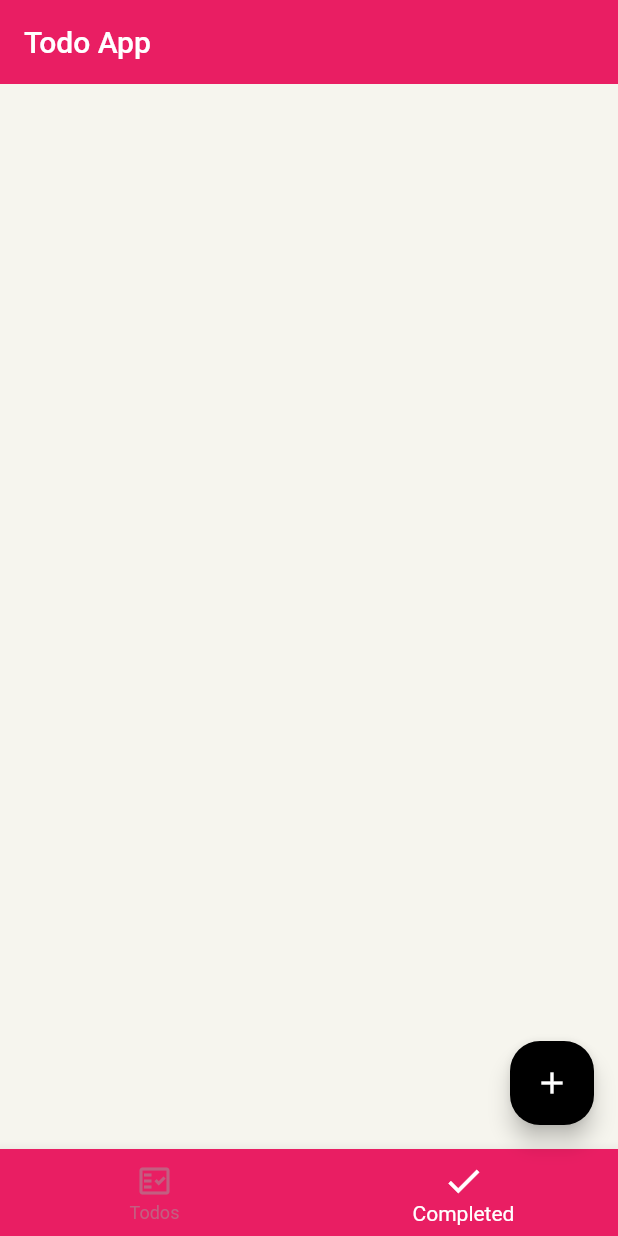
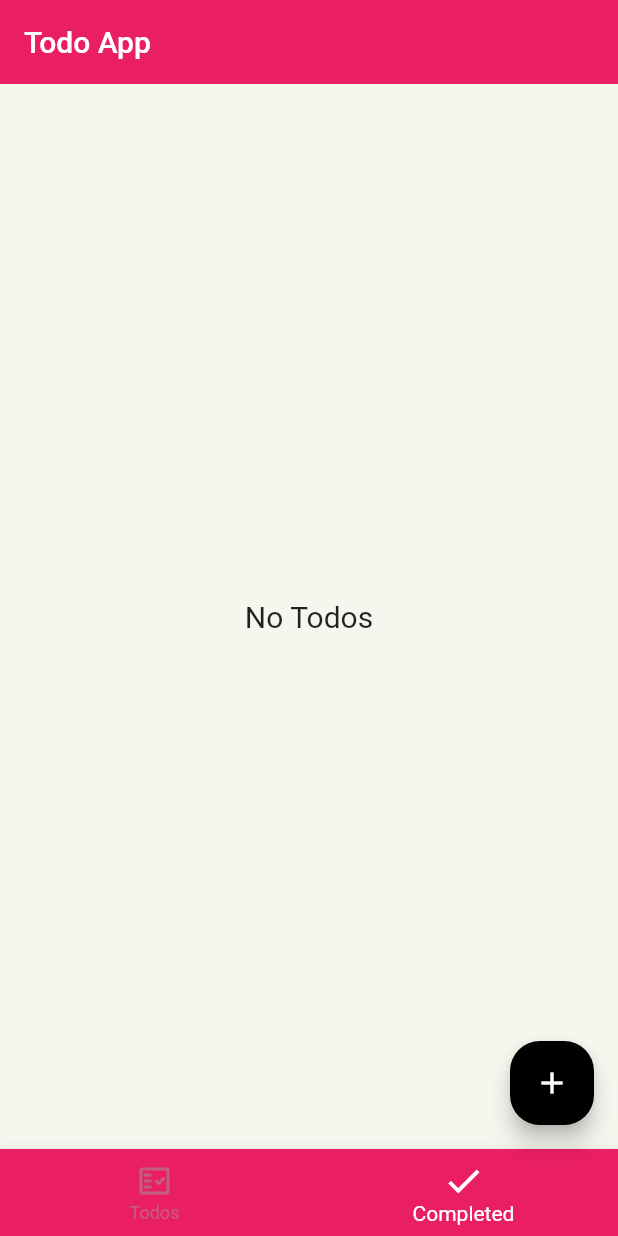
Before and after one commit to sangeeta2701/todo_app, a Flutter app: the screen it shows after launch, item 2 of the bottom bar chosen, on a phone screen of 412 x 824 dp. Run offline on Flutter 3.47's test engine with Material 2 defaults, Android fonts, the phone set to English and light mode, and no system bars; our stand-ins replace flutter_slidable.

```diff
--- a/lib/provider/todos.dart
+++ b/lib/provider/todos.dart
@@ -22,6 +22,8 @@ class TodosProvider extends ChangeNotifier {
   ];
 
   List<Todo> get todos => _todos.where((todo) => todo.isDone == false).toList();
+  List<Todo> get todosCompleted =>
+      _todos.where((todo) => todo.isDone == true).toList();
 
   void addTodo(Todo todo) {
     _todos.add(todo);
@@ -32,4 +34,11 @@ class TodosProvider extends ChangeNotifier {
     _todos.remove(todo);
     notifyListeners();
   }
+
+  bool toggleTodoStatus(Todo todo) {
+    todo.isDone = !todo.isDone;
+    notifyListeners();
+
+    return todo.isDone;
+  }
 }
--- a/lib/screens/home_page.dart
+++ b/lib/screens/home_page.dart
@@ -3,6 +3,7 @@ import 'package:todo_app/main.dart';
 import 'package:todo_app/widgets/todoListWidget.dart';
 
 import '../widgets/addTodoDialog.dart';
+import '../widgets/completedListWidget.dart';
 
 class HomePage extends StatefulWidget {
   const HomePage({super.key});
@@ -17,7 +18,7 @@ class _HomePageState extends State<HomePage> {
   Widget build(BuildContext context) {
     final tabs = [
       TodoListWidget(),
-      Container()
+      CompletedListWidget()
     ];
     return Scaffold(
       appBar: AppBar(
--- /dev/null
+++ b/lib/widgets/completedListWidget.dart
@@ -0,0 +1,28 @@
+import 'package:flutter/material.dart';
+import 'package:provider/provider.dart';
+import 'package:todo_app/widgets/todoContainer.dart';
+
+import '../provider/todos.dart';
+
+
+class CompletedListWidget extends StatelessWidget {
+  const CompletedListWidget({super.key});
+
+  @override
+  Widget build(BuildContext context) {
+    final provider = Provider.of<TodosProvider>(context);
+    final todos = provider.todosCompleted;
+    return  todos.isEmpty?Center(child: Text("No Todos",style: TextStyle(fontSize: 20),)) :  ListView.separated(
+      padding: EdgeInsets.all(16),
+      physics: BouncingScrollPhysics(),
+      itemBuilder: (context, index) {
+        final todo = todos[index];
+        return TodoContainer(todo: todo);
+      },
+      itemCount: todos.length,
+      separatorBuilder: (context, index) {
+        return Container(height: 8,);
+      },
+    );
+  }
+}
```
Also changed, not shown: lib/widgets/todoContainer.dart (+9 -1 lines).
